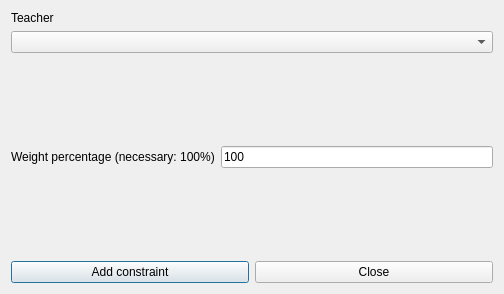
The window that fet/src/interface/addconstraintteachermaxtwoactivitytagsperrealdayfromn1n2n3form_template.ui (vonmecheln/fet) describes before a commit, drawn with Qt 5.
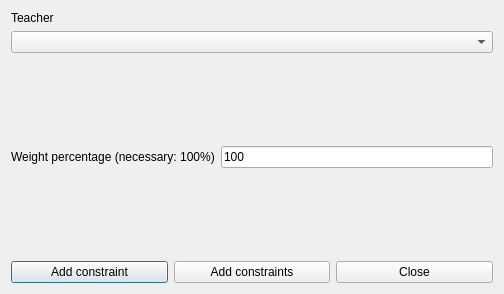
The same window after the commit.

```diff
--- a/fet/src/interface/addconstraintteachermaxtwoactivitytagsperrealdayfromn1n2n3form_template.ui
+++ b/fet/src/interface/addconstraintteachermaxtwoactivitytagsperrealdayfromn1n2n3form_template.ui
@@ -109,6 +109,13 @@
        </property>
       </widget>
      </item>
+     <item>
+      <widget class="QPushButton" name="addConstraintsPushButton">
+       <property name="text">
+        <string>Add constraints</string>
+       </property>
+      </widget>
+     </item>
      <item>
       <widget class="QPushButton" name="closePushButton">
        <property name="text">
```
